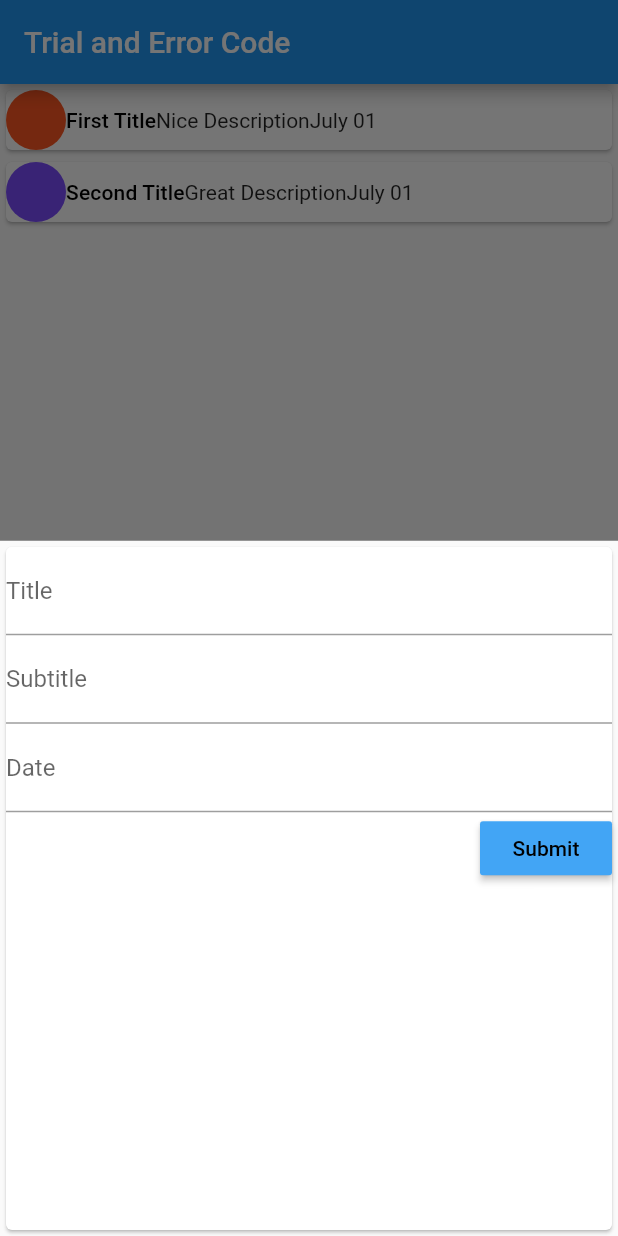
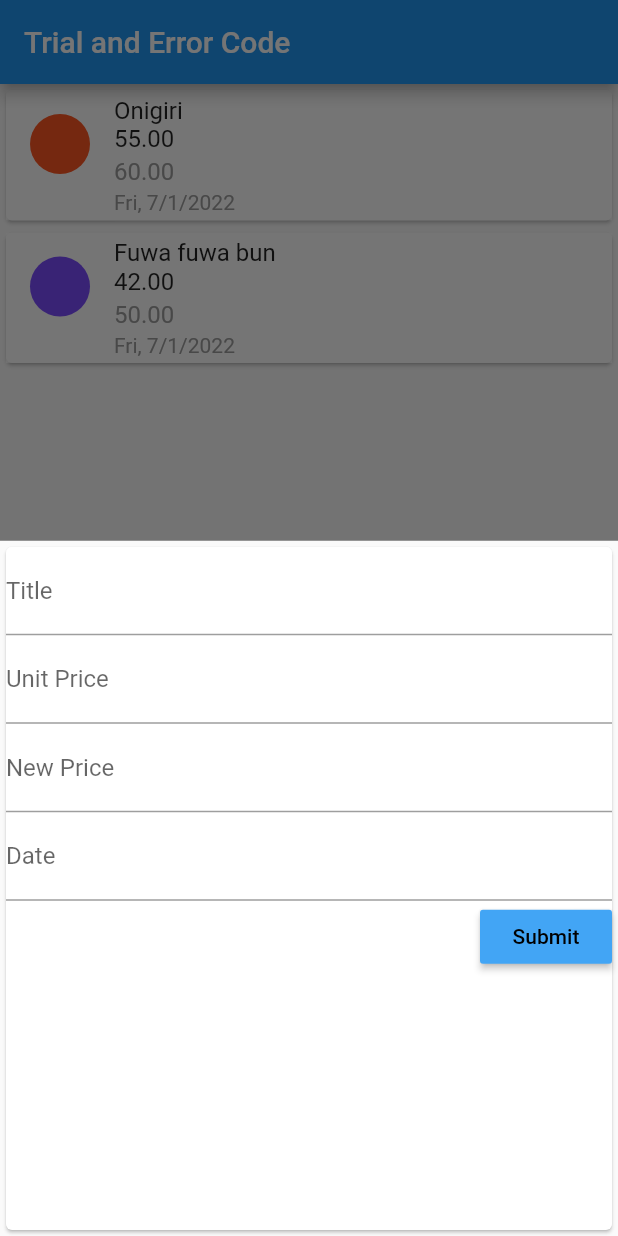
Before and after one commit to nevarwin/tryingflutter, a Flutter app: the screen it shows after launch, after a tap on the "add" icon, on a phone screen of 412 x 824 dp. Run offline on Flutter 3.47's test engine with Material 2 defaults, Android fonts, the phone set to English and light mode, and no system bars; our stand-ins replace flutter_colorpicker, google_fonts.

Commit message:
changes in samples

```diff
--- a/trying_flutter/lib/main.dart
+++ b/trying_flutter/lib/main.dart
@@ -20,10 +20,10 @@ class MyApp extends StatelessWidget {
           accentColor: Colors.amber,
           fontFamily: 'Quicksand',
           textTheme: ThemeData.light().textTheme.copyWith(
-                titleSmall: const TextStyle(
+                titleMedium: const TextStyle(
                   fontFamily: 'OpenSans',
                   fontWeight: FontWeight.bold,
-                  fontSize: 18,
+                  fontSize: 55,
                 ),
               ),
           appBarTheme: AppBarTheme(
--- a/trying_flutter/lib/models/sample_class.dart
+++ b/trying_flutter/lib/models/sample_class.dart
@@ -2,13 +2,15 @@ import 'package:flutter/material.dart';
 
 class SampleClass {
   final String title;
-  final String subtitle;
+  final double unitPrice;
+  final double newPrice;
   final DateTime date;
   final Color color;
 
   SampleClass({
     required this.title,
-    required this.subtitle,
+    required this.unitPrice,
+    required this.newPrice,
     DateTime? date,
     this.color = Colors.deepPurpleAccent,
   }) : date = date ?? DateTime.now();
--- a/trying_flutter/lib/screens/sample_screen.dart
+++ b/trying_flutter/lib/screens/sample_screen.dart
@@ -14,26 +14,30 @@ class SampleScreen extends StatefulWidget {
 class _SampleScreenState extends State<SampleScreen> {
   final List<SampleClass> samples = [
     SampleClass(
-      title: 'First Title',
-      subtitle: 'Nice Description',
+      title: 'Onigiri',
+      unitPrice: 55.00,
+      newPrice: 60.00,
       date: DateTime.now(),
       color: Colors.deepOrange,
     ),
     SampleClass(
-      title: 'Second Title',
-      subtitle: 'Great Description',
+      title: 'Fuwa fuwa bun',
+      unitPrice: 42.00,
+      newPrice: 50.00,
       date: DateTime.now(),
     ),
   ];
 
   void _addSamples(
     String title,
-    String subtitle,
+    double unitPrice,
+    double newPrice,
     DateTime date,
   ) {
     final smpls = SampleClass(
       title: title,
-      subtitle: subtitle,
+      unitPrice: unitPrice,
+      newPrice: newPrice,
       date: date,
     );
 
--- a/trying_flutter/lib/widgets/sample practice code/new_samples.dart
+++ b/trying_flutter/lib/widgets/sample practice code/new_samples.dart
@@ -14,29 +14,36 @@ class NewSamples extends StatefulWidget {
 
 class _NewSamplesState extends State<NewSamples> {
   final titleController = TextEditingController();
-  final subController = TextEditingController();
+  final unitPriceController = TextEditingController();
+  final newPriceController = TextEditingController();
   final dateController = TextEditingController();
 
   @override
   void dispose() {
     titleController.dispose();
-    subController.dispose();
+    unitPriceController.dispose();
+    newPriceController.dispose();
     dateController.dispose();
     super.dispose();
   }
 
   void _submit() {
     final tCtrl = titleController.text;
-    final subCtrl = subController.text;
+    final uPriceCtrl = double.parse(unitPriceController.text);
+    final newPriceCtrl = double.parse(unitPriceController.text);
     final dateCtrl = DateTime.parse(dateController.text);
 
-    if (tCtrl.isEmpty && subCtrl.isEmpty && dateCtrl == null) {
+    if (tCtrl.isEmpty &&
+        uPriceCtrl == 0 &&
+        newPriceCtrl == 0 &&
+        dateCtrl == null) {
       return;
     }
 
     widget.sampleFunc(
       tCtrl,
-      subCtrl,
+      uPriceCtrl,
+      newPriceCtrl,
       dateCtrl,
     );
 
@@ -57,9 +64,15 @@ class _NewSamplesState extends State<NewSamples> {
           ),
           TextField(
             onSubmitted: (_) => _submit(),
-            decoration: InputDecoration(labelText: 'Subtitle'),
-            controller: subController,
-            keyboardType: TextInputType.text,
+            decoration: InputDecoration(labelText: 'Unit Price'),
+            controller: unitPriceController,
+            keyboardType: TextInputType.number,
+          ),
+          TextField(
+            onSubmitted: (_) => _submit(),
+            decoration: InputDecoration(labelText: 'New Price'),
+            controller: newPriceController,
+            keyboardType: TextInputType.number,
           ),
           TextField(
             onSubmitted: (_) => _submit(),
--- a/trying_flutter/lib/widgets/sample practice code/sample_list.dart
+++ b/trying_flutter/lib/widgets/sample practice code/sample_list.dart
@@ -38,18 +38,52 @@ class SampleList extends StatelessWidget {
                 itemCount: samples.length,
                 itemBuilder: (context, index) {
                   return Card(
-                    child: Row(
-                      children: [
-                        CircleAvatar(backgroundColor: samples[index].color),
-                        Text(
-                          samples[index].title,
-                          style: Theme.of(context).textTheme.titleSmall,
-                        ),
-                        Text(samples[index].subtitle),
-                        Text(
-                          DateFormat('MMMM dd').format(samples[index].date),
-                        ),
-                      ],
+                    child: ListTile(
+                      tileColor: Colors.white70,
+                      style: ListTileStyle.list,
+                      title: Text(
+                        samples[index].title,
+                        style: Theme.of(context).textTheme.titleMedium,
+                      ),
+                      subtitle: Column(
+                        crossAxisAlignment: CrossAxisAlignment.start,
+                        children: [
+                          Padding(
+                            padding: const EdgeInsets.only(
+                              bottom: 3.0,
+                            ),
+                            child: Text(
+                              samples[index].unitPrice.toStringAsFixed(2),
+                              style: const TextStyle(
+                                color: Colors.black87,
+                                fontSize: 16,
+                              ),
+                            ),
+                          ),
+                          Padding(
+                            padding: const EdgeInsets.only(
+                              bottom: 3.0,
+                            ),
+                            child: Text(
+                              samples[index].newPrice.toStringAsFixed(2),
+                              style: const TextStyle(
+                                color: Colors.grey,
+                                fontSize: 16,
+                              ),
+                            ),
+                          ),
+                          Text(
+                            DateFormat.yMEd().format(DateTime.now()),
+                            style: const TextStyle(
+                              color: Colors.grey,
+                              fontSize: 14,
+                            ),
+                          )
+                        ],
+                      ),
+                      leading: CircleAvatar(
+                        backgroundColor: samples[index].color,
+                      ),
                     ),
                   );
                 },
```
